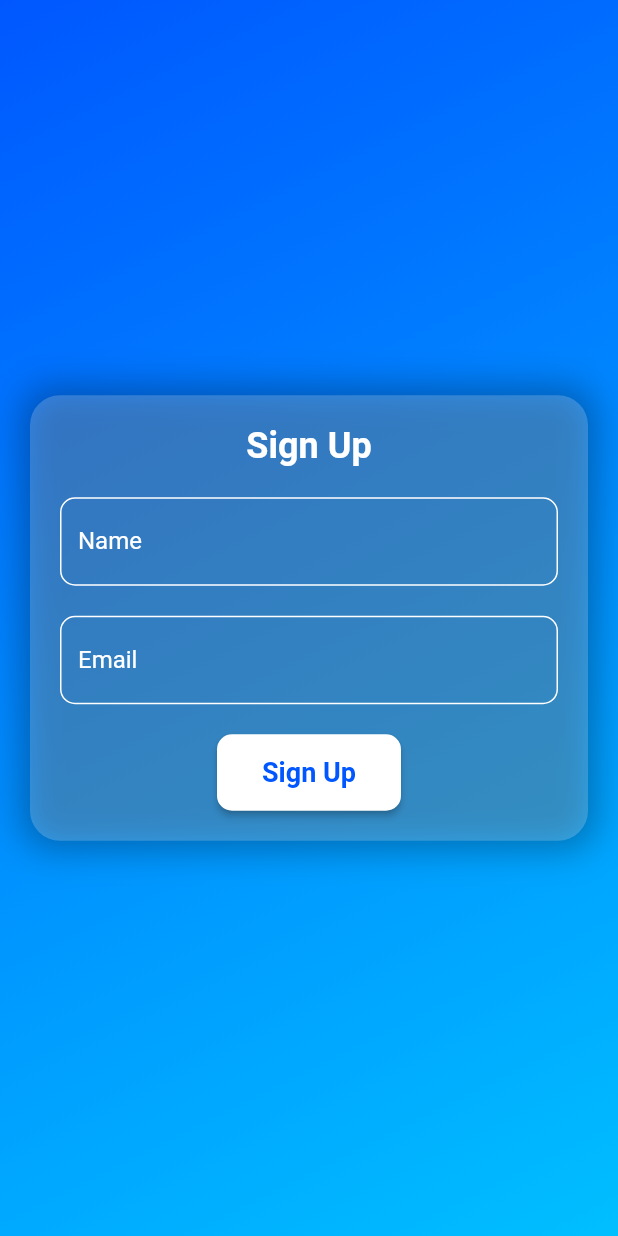
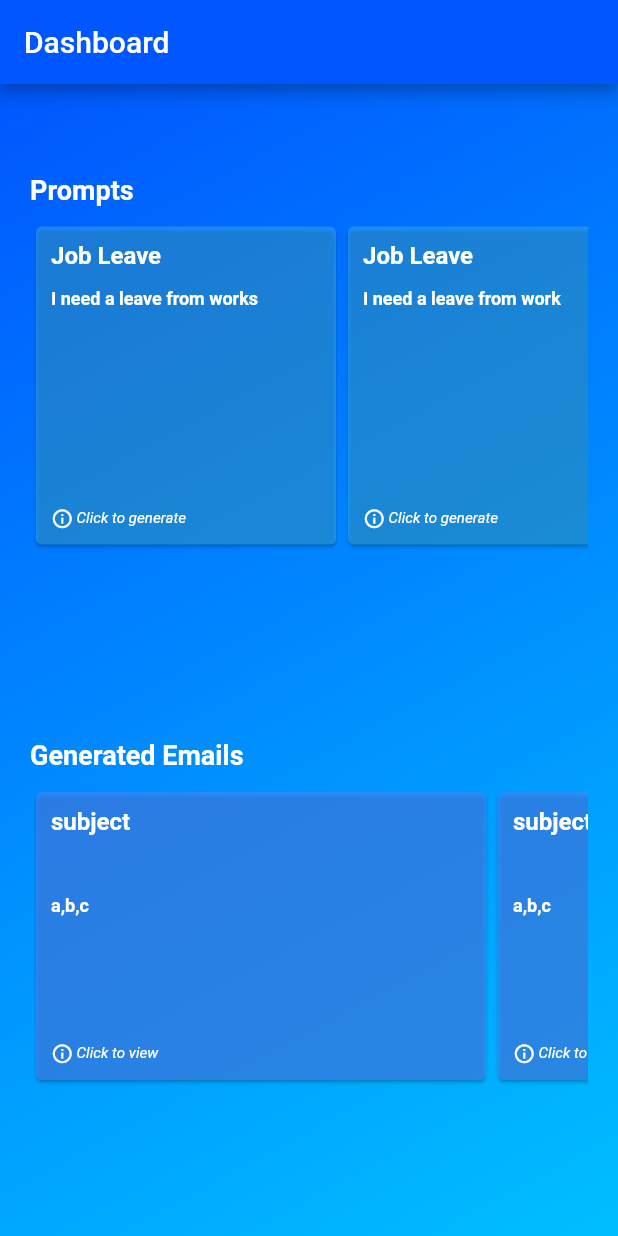
Before and after one commit to WilfredAlmeida/syncmail, a Flutter app: the screen it shows after launch, on a phone screen of 412 x 824 dp. Run offline on Flutter 3.47's test engine with Material 2 defaults, Android fonts, the phone set to English and light mode, and no system bars.

Commit message:
feat: dashboard screen
Signed-off-by: Wilfred Almeida <almeidawilfred642@gmail.com>

```diff
--- a/lib/main.dart
+++ b/lib/main.dart
@@ -1,4 +1,5 @@
 import 'package:flutter/material.dart';
+import 'package:syncloop/screens/dashboard.dart';
 import 'package:syncloop/screens/signup.dart';
 
 void main() {
@@ -16,7 +17,7 @@ class MyApp extends StatelessWidget {
       theme: ThemeData(
         primarySwatch: Colors.blue,
       ),
-      home: SignUpScreen(),
+      home: DashboardScreen(),
     );
   }
 }
--- /dev/null
+++ b/lib/screens/dashboard.dart
@@ -0,0 +1,235 @@
+import 'package:flutter/material.dart';
+
+class DashboardScreen extends StatefulWidget {
+  @override
+  _DashboardScreenState createState() => _DashboardScreenState();
+}
+
+class _DashboardScreenState extends State<DashboardScreen> {
+  List<Map> prompts = [
+    {"promptId": 1, "description": "I need a leave from works", "title": "Job Leave"},
+    {"promptId": 2, "description": "I need a leave from work", "title": "Job Leave"},
+  ];
+
+  List<Map> generatedEmails = [
+    {"id": 1, "keywords": "a,b,c", "result": "some result", "subject": "subject"},
+    {"id": 2, "keywords": "a,b,c", "result": "some result", "subject": "subject"}
+  ];
+
+  @override
+  Widget build(BuildContext context) {
+    return Scaffold(
+      appBar: AppBar(
+        title: const Text('Dashboard'),
+        backgroundColor: const Color(0xFF0057FF),
+      ),
+      body: Container(
+        decoration: const BoxDecoration(
+          gradient: LinearGradient(
+            colors: [Color(0xFF0057FF), Color(0xFF00BFFF)],
+            begin: Alignment.topLeft,
+            end: Alignment.bottomRight,
+          ),
+        ),
+        padding: const EdgeInsets.all(20),
+        child: Column(
+          crossAxisAlignment: CrossAxisAlignment.stretch,
+          mainAxisAlignment: MainAxisAlignment.spaceBetween,
+          children: [
+            Padding(
+              padding: const EdgeInsets.only(top: 40),
+              child: Column(
+                crossAxisAlignment: CrossAxisAlignment.start,
+                children: [
+                  const Text(
+                    'Prompts',
+                    style: TextStyle(
+                      fontSize: 18,
+                      fontWeight: FontWeight.bold,
+                      color: Colors.white,
+                    ),
+                  ),
+                  const SizedBox(height: 10),
+                  SizedBox(
+                    height: 220,
+                    child: ListView.builder(
+                      scrollDirection: Axis.horizontal,
+                      itemCount: prompts.length,
+                      itemBuilder: (context, index) {
+                        return PromptCard(
+                          promptId: prompts[index]["promptId"],
+                          title: prompts[index]["title"],
+                          description: prompts[index]["description"],
+                        );
+                      },
+                    ),
+                  ),
+                ],
+              ),
+            ),
+            Padding(
+              padding: const EdgeInsets.only(bottom: 80),
+              child: Column(
+                crossAxisAlignment: CrossAxisAlignment.start,
+                children: [
+                  const SizedBox(height: 20),
+                  const Text(
+                    'Generated Emails',
+                    style: TextStyle(
+                      fontSize: 18,
+                      fontWeight: FontWeight.bold,
+                      color: Colors.white,
+                    ),
+                  ),
+                  const SizedBox(height: 10),
+                  SizedBox(
+                    height: 200,
+                    child: ListView.builder(
+                      scrollDirection: Axis.horizontal,
+                      itemCount: generatedEmails.length,
+                      itemBuilder: (context, index) {
+                        return GeneratedEmailCard(
+                          subject: generatedEmails[index]["subject"],
+                          keywords: generatedEmails[index]["keywords"],
+                          generatedEmail: generatedEmails[index]["result"],
+                        );
+                      },
+                    ),
+                  ),
+                ],
+              ),
+            ),
+          ],
+        ),
+      ),
+    );
+  }
+}
+
+class PromptCard extends StatelessWidget {
+  final String title;
+  final String description;
+  final int promptId;
+
+  PromptCard({required this.title, required this.description, required this.promptId});
+
+  @override
+  Widget build(BuildContext context) {
+    return Card(
+      color: Colors.lightBlueAccent.withOpacity(0.4),
+      child: Container(
+        width: 200,
+        padding: const EdgeInsets.all(10),
+        child: Column(
+          crossAxisAlignment: CrossAxisAlignment.start,
+          children: [
+            Text(
+              title,
+              style: const TextStyle(
+                fontSize: 16,
+                fontWeight: FontWeight.bold,
+                color: Colors.white,
+                overflow: TextOverflow.visible,
+              ),
+            ),
+            const SizedBox(height: 12),
+            Expanded(
+              child: Text(
+                description,
+                style: const TextStyle(
+                  fontSize: 12,
+                  overflow: TextOverflow.visible,
+                  fontWeight: FontWeight.bold,
+                  color: Colors.white,
+                ),
+              ),
+            ),
+            Row(
+              children: const [
+                Icon(
+                  Icons.info_outline,
+                  size: 15,
+                  color: Colors.white,
+                ),
+                SizedBox(width: 2),
+                Text(
+                  "Click to generate",
+                  style: TextStyle(
+                    fontSize: 10,
+                    overflow: TextOverflow.visible,
+                    fontStyle: FontStyle.italic,
+                    color: Colors.white,
+                  ),
+                ),
+              ],
+            ),
+          ],
+        ),
+      ),
+    );
+  }
+}
+
+class GeneratedEmailCard extends StatelessWidget {
+  final String generatedEmail;
+  final String subject;
+  final String keywords;
+
+  GeneratedEmailCard({required this.generatedEmail, required this.keywords, required this.subject});
+
+  @override
+  Widget build(BuildContext context) {
+    return Card(
+      color: Colors.blueAccent.withOpacity(0.6),
+      child: Container(
+        width: 300,
+        padding: const EdgeInsets.all(10),
+        child: Column(
+          crossAxisAlignment: CrossAxisAlignment.start,
+          children: [
+            Text(
+              subject,
+              style: const TextStyle(
+                fontSize: 16,
+                fontWeight: FontWeight.bold,
+                color: Colors.white,
+                overflow: TextOverflow.visible,
+              ),
+            ),
+            const SizedBox(height: 40),
+            Expanded(
+              child: Text(
+                keywords,
+                style: const TextStyle(
+                  fontSize: 12,
+                  overflow: TextOverflow.visible,
+                  fontWeight: FontWeight.bold,
+                  color: Colors.white,
+                ),
+              ),
+            ),
+            Row(
+              children: const [
+                Icon(
+                  Icons.info_outline,
+                  size: 15,
+                  color: Colors.white,
+                ),
+                SizedBox(width: 2),
+                Text(
+                  "Click to view",
+                  style: TextStyle(
+                    fontSize: 10,
+                    overflow: TextOverflow.visible,
+                    fontStyle: FontStyle.italic,
+                    color: Colors.white,
+                  ),
+                ),
+              ],
+            ),
+          ],
+        ),
+      ),
+    );
+  }
+}
--- a/lib/screens/signup.dart
+++ b/lib/screens/signup.dart
@@ -1,4 +1,6 @@
 import 'package:flutter/material.dart';
+
+import 'dashboard.dart';
 
 class SignUpScreen extends StatefulWidget {
   @override
@@ -118,10 +120,17 @@ class _SignUpScreenState extends State<SignUpScreen> {
                     const SizedBox(height: 20),
                     ElevatedButton(
                       onPressed: () {
-                        if (_formKey.currentState!.validate()) {}
+                        if (_formKey.currentState!.validate()) {
+                          Navigator.push(
+                            context,
+                            MaterialPageRoute(
+                              builder: (context) => DashboardScreen(),
+                            ),
+                          );
+                        }
                       },
                       style: ElevatedButton.styleFrom(
-                        primary: Colors.white,
+                        backgroundColor: Colors.white,
                         padding: const EdgeInsets.symmetric(
                           vertical: 15,
                           horizontal: 30,
```
